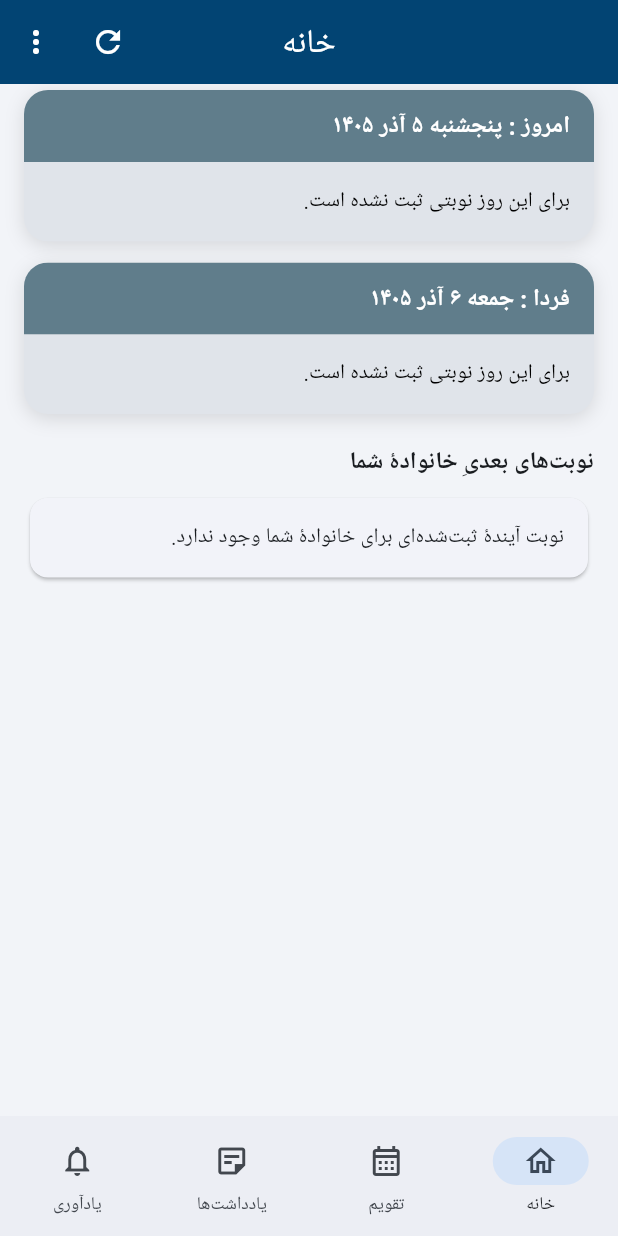
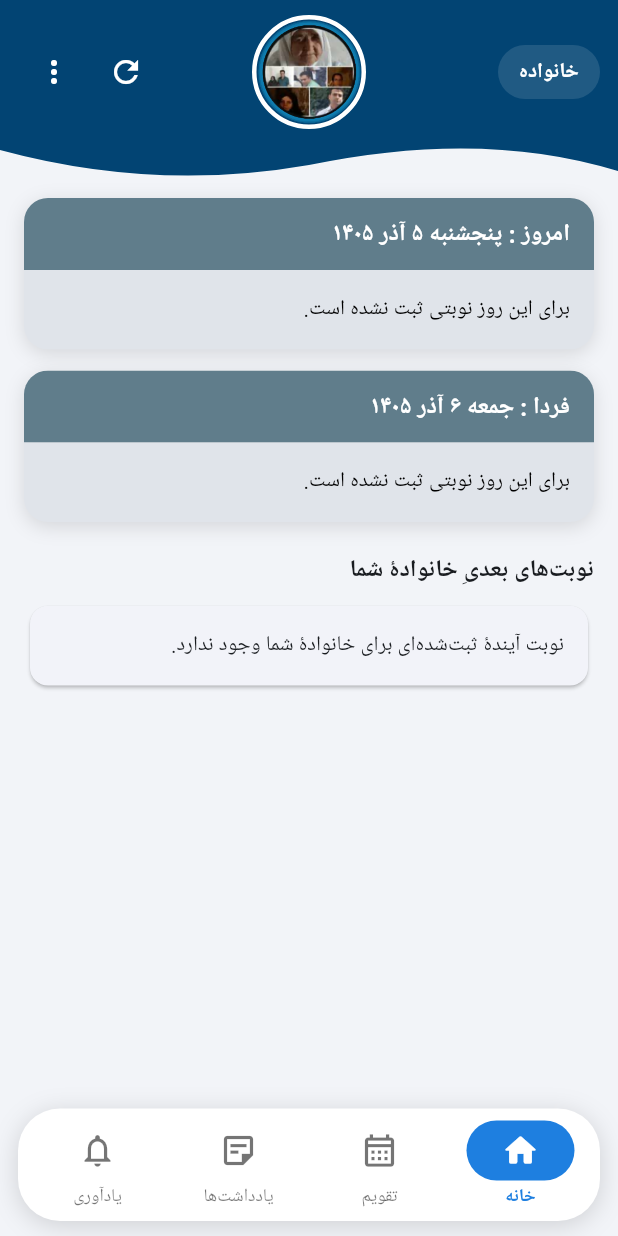
Before and after one commit to 30mdco-jpg/madarbozorg, a Flutter app: the screen it shows once a user with an empty profile is signed in, on a phone screen of 412 x 824 dp. Run offline on Flutter 3.47's test engine with Material 3 defaults, Android fonts, the phone set to English and light mode, and no system bars; our stand-ins replace flutter_local_notifications, shared_preferences, supabase_flutter, timezone; missing offline and left inert: workmanager; accounts and stored records are empty; Roboto replaces fonts that are missing (Vazirmatn); statements that could not run were skipped.

Commit message:
سربرگ موج‌دار و نوار پایین شناور

```diff
--- a/lib/ui/home_shell.dart
+++ b/lib/ui/home_shell.dart
@@ -10,6 +10,7 @@ import 'common_widgets.dart';
 import 'dashboard_tab.dart';
 import 'notes_tab.dart';
 import 'reminders_tab.dart';
+import 'theme.dart';
 
 /// چارچوب اصلی پس از ورود: داده‌ها را یک‌بار می‌گیرد و بین «خانه»، «تقویم»،
 /// «یادداشت‌ها» و «یادآوری» پخش می‌کند.
@@ -119,7 +120,6 @@ class _HomeShellState extends State<HomeShell> {
 
   @override
   Widget build(BuildContext context) {
-    const titles = ['خانه', 'تقویم', 'یادداشت‌ها', 'یادآوری'];
     Widget body;
     if (_loading) {
       body = const LoadingView();
@@ -160,40 +160,207 @@ class _HomeShellState extends State<HomeShell> {
       );
     }
 
+    final familyName = _families[widget.profile.familyId]?.name;
+
     return Scaffold(
-      appBar: AppBar(
-        title: Text(titles[_tab]),
-        actions: [
+      body: Column(
+        children: [
+          _Header(
+            familyName: familyName,
+            loading: _loading,
+            onRefresh: _reload,
+            onLogout: widget.onLogout,
+          ),
+          Expanded(child: body),
+        ],
+      ),
+      bottomNavigationBar: _FloatingNav(
+        index: _tab,
+        onChanged: (i) => setState(() => _tab = i),
+      ),
+    );
+  }
+}
+
+class _Header extends StatelessWidget {
+  const _Header({
+    required this.familyName,
+    required this.loading,
+    required this.onRefresh,
+    required this.onLogout,
+  });
+
+  final String? familyName;
+  final bool loading;
+  final VoidCallback onRefresh;
+  final Future<void> Function() onLogout;
+
+  @override
+  Widget build(BuildContext context) {
+    final top = MediaQuery.of(context).padding.top;
+    return ClipPath(
+      clipper: _WaveClipper(),
+      child: Container(
+        color: headerColor,
+        padding: EdgeInsets.fromLTRB(12, top + 8, 12, 40),
+        child: SizedBox(
+          height: 80,
+          child: Stack(
+            children: [
+              Center(
+                child: Container(
+                  width: 76,
+                  height: 76,
+                  decoration: BoxDecoration(
+                    shape: BoxShape.circle,
+                    border: Border.all(color: Colors.white, width: 3),
+                  ),
+                  child: ClipOval(
+                    child: Image.asset(
+                      'assets/app_icon.png',
+                      fit: BoxFit.cover,
+                      cacheWidth: 200,
+                    ),
+                  ),
+                ),
+              ),
+              Positioned.fill(
+                child: Row(
+                  children: [
+                    Container(
+                      padding: const EdgeInsets.symmetric(
+                          horizontal: 14, vertical: 8),
+                      decoration: BoxDecoration(
+                        color: Colors.white.withAlpha(30),
+                        borderRadius: BorderRadius.circular(20),
+                      ),
+                      child: Text(
+                        familyName == null ? 'خانواده' : 'خانواده $familyName',
+                        style: const TextStyle(
+                          color: Colors.white,
+                          fontWeight: FontWeight.w600,
+                        ),
+                      ),
+                    ),
+                    const Spacer(),
                     IconButton(
                       tooltip: 'به‌روزرسانی',
-            icon: const Icon(Icons.refresh),
-            onPressed: _loading ? null : _reload,
+                      icon: const Icon(Icons.refresh, color: Colors.white),
+                      onPressed: loading ? null : onRefresh,
                     ),
                     PopupMenuButton<String>(
                       tooltip: 'منو',
+                      icon: const Icon(Icons.more_vert, color: Colors.white),
                       onSelected: (v) {
-              if (v == 'logout') widget.onLogout();
+                        if (v == 'logout') onLogout();
                       },
                       itemBuilder: (_) => const [
-              PopupMenuItem(value: 'logout', child: Text('خروج از حساب')),
+                        PopupMenuItem(
+                            value: 'logout', child: Text('خروج از حساب')),
                       ],
                     ),
                   ],
                 ),
-      body: SafeArea(child: body),
-      bottomNavigationBar: NavigationBar(
-        selectedIndex: _tab,
-        onDestinationSelected: (i) => setState(() => _tab = i),
-        destinations: const [
-          NavigationDestination(icon: Icon(Icons.home_outlined), label: 'خانه'),
-          NavigationDestination(
-              icon: Icon(Icons.calendar_month_outlined), label: 'تقویم'),
-          NavigationDestination(
-              icon: Icon(Icons.sticky_note_2_outlined), label: 'یادداشت‌ها'),
-          NavigationDestination(
-              icon: Icon(Icons.notifications_outlined), label: 'یادآوری'),
+              ),
             ],
+          ),
+        ),
       ),
     );
   }
 }
+
+class _WaveClipper extends CustomClipper<Path> {
+  @override
+  Path getClip(Size size) {
+    final w = size.width;
+    final h = size.height;
+    final path = Path()
+      ..lineTo(0, h - 28)
+      ..quadraticBezierTo(w * 0.25, h, w * 0.5, h - 18)
+      ..quadraticBezierTo(w * 0.78, h - 42, w, h - 14)
+      ..lineTo(w, 0)
+      ..close();
+    return path;
+  }
+
+  @override
+  bool shouldReclip(covariant CustomClipper<Path> oldClipper) => false;
+}
+
+class _FloatingNav extends StatelessWidget {
+  const _FloatingNav({required this.index, required this.onChanged});
+
+  final int index;
+  final ValueChanged<int> onChanged;
+
+  static const _items = [
+    (Icons.home_outlined, Icons.home_rounded, 'خانه'),
+    (Icons.calendar_month_outlined, Icons.calendar_month, 'تقویم'),
+    (Icons.sticky_note_2_outlined, Icons.sticky_note_2, 'یادداشت‌ها'),
+    (Icons.notifications_outlined, Icons.notifications, 'یادآوری'),
+  ];
+
+  @override
+  Widget build(BuildContext context) {
+    return SafeArea(
+      top: false,
+      child: Container(
+        margin: const EdgeInsets.fromLTRB(12, 0, 12, 10),
+        padding: const EdgeInsets.symmetric(vertical: 8, horizontal: 6),
+        decoration: BoxDecoration(
+          color: Colors.white,
+          borderRadius: BorderRadius.circular(28),
+          boxShadow: const [
+            BoxShadow(
+              color: Color(0x26000000),
+              blurRadius: 14,
+              offset: Offset(0, 3),
+            ),
+          ],
+        ),
+        child: Row(
+          children: [
+            for (var i = 0; i < _items.length; i++)
+              Expanded(
+                child: InkWell(
+                  borderRadius: BorderRadius.circular(22),
+                  onTap: () => onChanged(i),
+                  child: Column(
+                    mainAxisSize: MainAxisSize.min,
+                    children: [
+                      AnimatedContainer(
+                        duration: const Duration(milliseconds: 220),
+                        curve: Curves.easeOut,
+                        width: i == index ? 72 : 44,
+                        height: 40,
+                        decoration: BoxDecoration(
+                          color: i == index ? navBlue : Colors.transparent,
+                          borderRadius: BorderRadius.circular(20),
+                        ),
+                        child: Icon(
+                          i == index ? _items[i].$2 : _items[i].$1,
+                          color: i == index ? Colors.white : Colors.black54,
+                          size: 26,
+                        ),
+                      ),
+                      const SizedBox(height: 2),
+                      Text(
+                        _items[i].$3,
+                        style: TextStyle(
+                          fontSize: 12,
+                          fontWeight:
+                              i == index ? FontWeight.bold : FontWeight.normal,
+                          color: i == index ? navBlue : Colors.black54,
+                        ),
+                      ),
+                    ],
+                  ),
+                ),
+              ),
+          ],
+        ),
+      ),
+    );
+  }
+}
```
Lines whose indentation alone changed are shown as unchanged.
